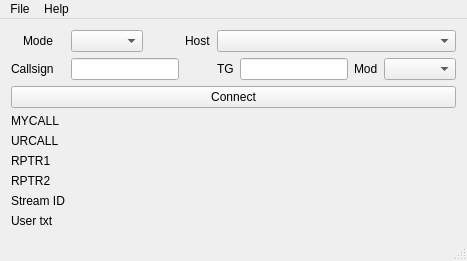
Above: dudestar_rx.ui from wi6y/dudestar_rx before the change. Below: the same form after it.
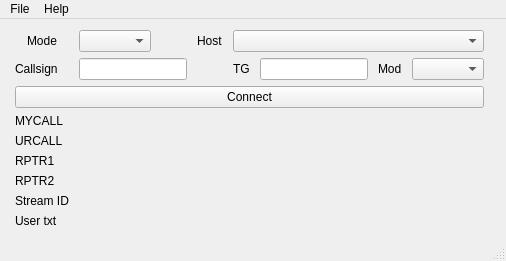
That is the form after the change. Icons and pictures are not drawn.

Commit message: Add download DMRID menu item, to update DMR-ID list when necessary

Diff of the .ui file:
```diff
--- a/dudestar_rx.ui
+++ b/dudestar_rx.ui
@@ -6,7 +6,7 @@
    <rect>
     <x>0</x>
     <y>0</y>
-    <width>358</width>
+    <width>506</width>
     <height>257</height>
    </rect>
   </property>
@@ -290,7 +290,7 @@
     <rect>
      <x>0</x>
      <y>0</y>
-     <width>358</width>
+     <width>506</width>
      <height>19</height>
     </rect>
    </property>
```
Left out of the diff: 6 changed lines with no effect on the pictures. The commit also changes 2 other files.
